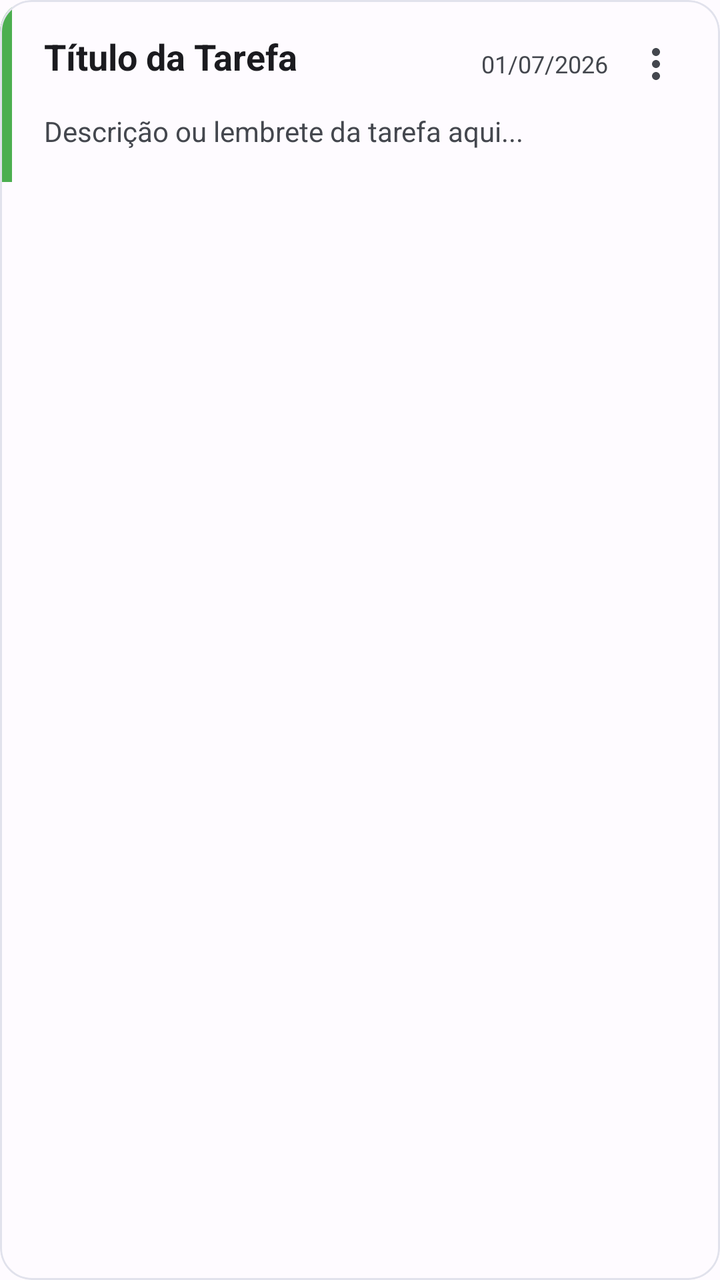
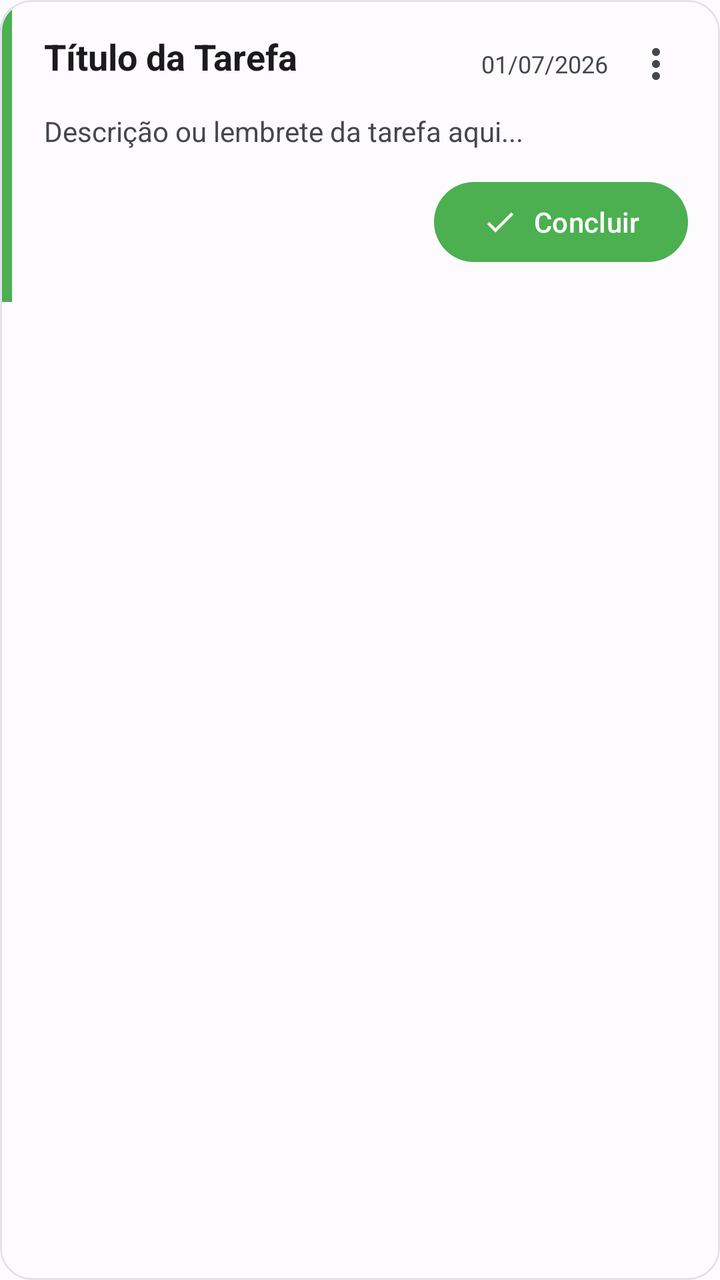

An Android layout rendered at two revisions. The XML below is the earlier revision; the diff shows what the commit changed to produce the second picture.
<!-- AndroidManifest.xml: application theme Theme.StudyFlow -->
<!-- res/layout/item_tarefa.xml -->
<?xml version="1.0" encoding="utf-8"?>
<com.google.android.material.card.MaterialCardView
    xmlns:android="http://schemas.android.com/apk/res/android"
    xmlns:app="http://schemas.android.com/apk/res-auto"
    android:layout_width="match_parent"
    android:layout_height="wrap_content"
    android:layout_marginVertical="8dp"
    android:layout_marginHorizontal="16dp"
    app:cardCornerRadius="16dp"
    app:cardElevation="0dp"
    app:strokeWidth="1dp"
    app:strokeColor="?attr/colorSurfaceVariant"
    app:cardBackgroundColor="?attr/colorSurface">

    <LinearLayout
        android:layout_width="match_parent"
        android:layout_height="wrap_content"
        android:orientation="horizontal">

        <View
            android:id="@+id/view_prioridade"
            android:layout_width="6dp"
            android:layout_height="match_parent"
            android:background="#4CAF50" />

        <LinearLayout
            android:layout_width="match_parent"
            android:layout_height="wrap_content"
            android:orientation="vertical"
            android:padding="16dp">


        <RelativeLayout
            android:layout_width="match_parent"
            android:layout_height="wrap_content">

            <TextView
                android:id="@+id/text_item_titulo"
                android:layout_width="wrap_content"
                android:layout_height="wrap_content"
                android:layout_alignParentStart="true"
                android:layout_toStartOf="@id/layout_metadata"
                android:text="Título da Tarefa"
                android:textColor="?attr/colorOnSurface"
                android:textSize="18sp"
                android:textStyle="bold" />

            <LinearLayout
                android:id="@+id/layout_metadata"
                android:layout_width="wrap_content"
                android:layout_height="wrap_content"
                android:layout_alignParentEnd="true"
                android:layout_centerVertical="true"
                android:gravity="center_vertical"
                android:orientation="horizontal">

                <TextView
                    android:id="@+id/text_item_data"
                    android:layout_width="wrap_content"
                    android:layout_height="wrap_content"
                    android:text="01/07/2026"
                    android:textColor="?attr/colorOnSurfaceVariant"
                    android:textSize="12sp" />

                <ImageButton
                    android:id="@+id/btn_opcoes_tarefa"
                    android:layout_width="32dp"
                    android:layout_height="32dp"
                    android:layout_marginStart="8dp"
                    android:background="?attr/selectableItemBackgroundBorderless"
                    android:contentDescription="Opções"
                    android:padding="4dp"
                    android:src="@drawable/ic_more_vert"
                    app:tint="?attr/colorOnSurfaceVariant"/>
            </LinearLayout>
        </RelativeLayout>

        <TextView
            android:id="@+id/text_item_descricao"
            android:layout_width="match_parent"
            android:layout_height="wrap_content"
            android:text="Descrição ou lembrete da tarefa aqui..."
            android:textSize="14sp"
            android:layout_marginTop="8dp"
            android:textColor="?attr/colorOnSurfaceVariant"/>

        </LinearLayout>
    </LinearLayout>
</com.google.android.material.card.MaterialCardView>
<!-- resources referenced by this layout -->
<resources>
  <!-- drawable ic_more_vert (drawable) -->
  <vector xmlns:android="http://schemas.android.com/apk/res/android"
      android:width="24dp"
      android:height="24dp"
      android:viewportWidth="24"
      android:viewportHeight="24"
      android:tint="?attr/colorControlNormal">
    <path
        android:fillColor="@android:color/white"
        android:pathData="M12,8c1.1,0 2,-0.9 2,-2s-0.9,-2 -2,-2 -2,0.9 -2,2 0.9,2 2,2zM12,10c-1.1,0 -2,0.9 -2,2s0.9,2 2,2 2,-0.9 2,-2 -0.9,-2 -2,-2zM12,16c-1.1,0 -2,0.9 -2,2s0.9,2 2,2 2,-0.9 2,-2 -0.9,-2 -2,-2z"/>
  </vector>
  <style name="Theme.StudyFlow" parent="Base.Theme.StudyFlow" />
  <style name="Base.Theme.StudyFlow" parent="Theme.Material3.DayNight.NoActionBar">
          
          <item name="colorPrimary">@color/primary</item>
          <item name="colorOnPrimary">@color/onPrimary</item>
          <item name="colorPrimaryContainer">@color/primaryContainer</item>
          <item name="colorOnPrimaryContainer">@color/onPrimaryContainer</item>
  
          
          <item name="colorSecondary">@color/secondary</item>
          <item name="colorOnSecondary">@color/onSecondary</item>
          <item name="colorSecondaryContainer">@color/secondaryContainer</item>
          <item name="colorOnSecondaryContainer">@color/onSecondaryContainer</item>
  
          
          <item name="android:windowBackground">@color/background</item>
          <item name="colorSurface">@color/surface</item>
          <item name="colorOnSurface">@color/onSurface</item>
          <item name="colorSurfaceVariant">@color/surfaceVariant</item>
          <item name="colorOnSurfaceVariant">@color/onSurfaceVariant</item>
  
          
          <item name="android:statusBarColor">?attr/colorSurface</item>
          <item name="android:windowLightStatusBar">true</item>
      </style>
  <color name="primary">#2196F3</color>
  <color name="onPrimary">#FFFFFF</color>
  <color name="primaryContainer">#D1E4FF</color>
  <color name="onPrimaryContainer">#001D36</color>
  <color name="secondary">#545F71</color>
  <color name="onSecondary">#FFFFFF</color>
  <color name="secondaryContainer">#D7E3F9</color>
  <color name="onSecondaryContainer">#101C2B</color>
  <color name="background">#FEFBFF</color>
  <color name="surface">#FEFBFF</color>
  <color name="onSurface">#1B1B1F</color>
  <color name="surfaceVariant">#E1E2EC</color>
  <color name="onSurfaceVariant">#44474E</color>
</resources>

<!-- the commit's change to res/layout/item_tarefa.xml (unified diff, before → after) -->
@@ -75,14 +75,27 @@
             </LinearLayout>
         </RelativeLayout>
 
-        <TextView
-            android:id="@+id/text_item_descricao"
-            android:layout_width="match_parent"
-            android:layout_height="wrap_content"
-            android:text="Descrição ou lembrete da tarefa aqui..."
-            android:textSize="14sp"
-            android:layout_marginTop="8dp"
-            android:textColor="?attr/colorOnSurfaceVariant"/>
+            <TextView
+                android:id="@+id/text_item_descricao"
+                android:layout_width="match_parent"
+                android:layout_height="wrap_content"
+                android:layout_marginTop="8dp"
+                android:text="Descrição ou lembrete da tarefa aqui..."
+                android:textColor="?attr/colorOnSurfaceVariant"
+                android:textSize="14sp" />
+
+            <com.google.android.material.button.MaterialButton
+                android:id="@+id/btn_concluir_tarefa"
+                style="@style/Widget.Material3.Button.TonalButton"
+                android:layout_width="wrap_content"
+                android:layout_height="wrap_content"
+                android:layout_gravity="end"
+                android:layout_marginTop="12dp"
+                android:text="Concluir"
+                android:textColor="#FFFFFF"
+                app:backgroundTint="#4CAF50"
+                app:icon="@drawable/ic_check"
+                app:iconTint="#FFFFFF" />
 
         </LinearLayout>
     </LinearLayout>
<!-- resource entries referenced after the edit -->
@@ -1,5 +1,16 @@
 <!-- resources referenced by this layout -->
 <resources>
+  <!-- drawable ic_check (drawable) -->
+  <vector xmlns:android="http://schemas.android.com/apk/res/android"
+      android:width="24dp"
+      android:height="24dp"
+      android:viewportWidth="24"
+      android:viewportHeight="24"
+      android:tint="?attr/colorControlNormal">
+    <path
+        android:fillColor="@android:color/white"
+        android:pathData="M9,16.17L4.83,12l-1.42,1.41L9,19 21,7l-1.41-1.41z"/>
+  </vector>
   <!-- drawable ic_more_vert (drawable) -->
   <vector xmlns:android="http://schemas.android.com/apk/res/android"
       android:width="24dp"
